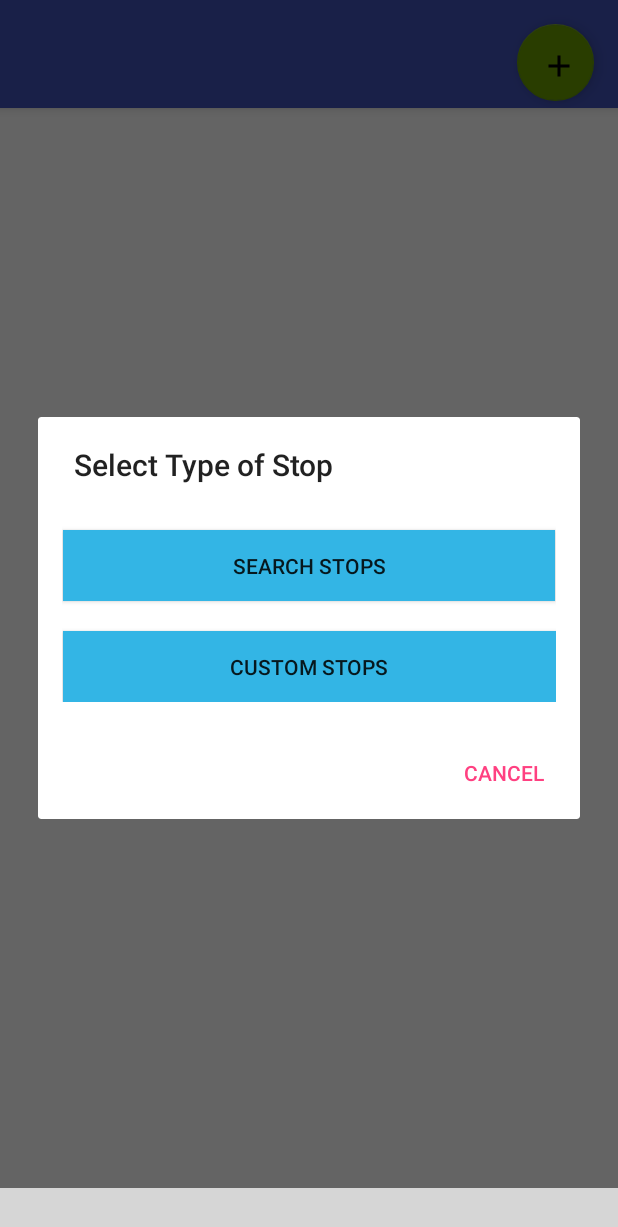
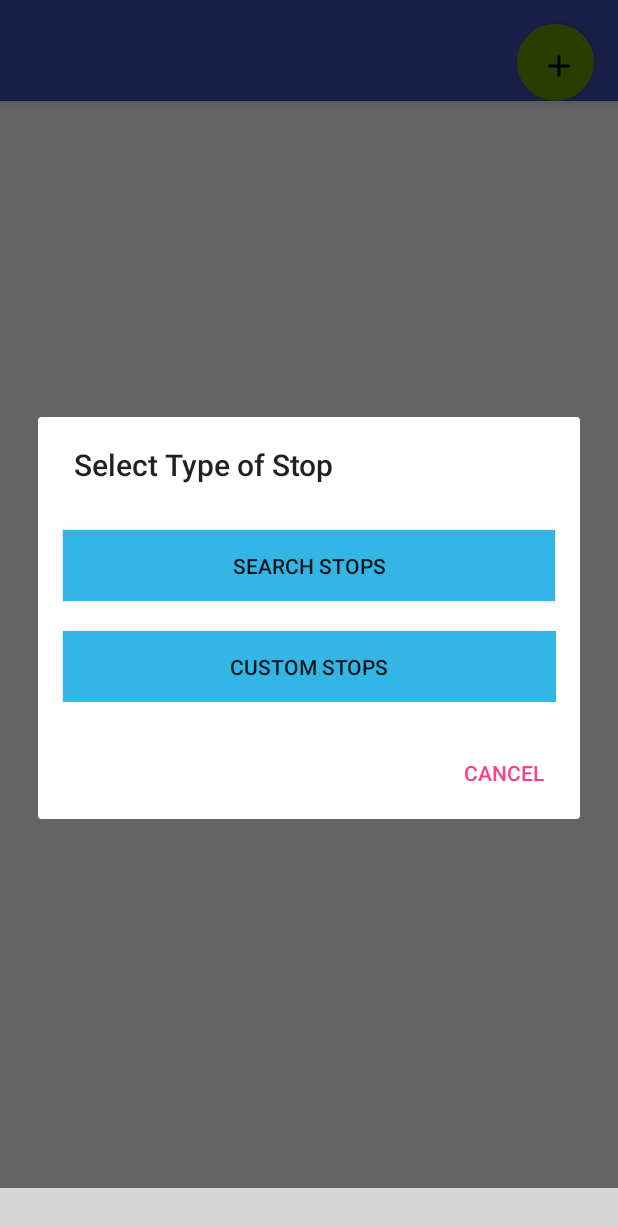
Before and after one commit to Vancu/MACProject-FMT, an Android app: the LoggedInScheduleActivity screen opened directly, with no data from a screen before it, after a tap on an icon or button, on a phone screen of 412 x 824 dp. Shown: the top 1227 px of the screen. Run offline under Robolectric (Android 15) with nearby library versions, the phone set to English and light mode, and no system bars; libraries missing offline, so code that uses them is left out: com.ittianyu.bottomnavigationviewex; plain views replace BottomNavigationViewEx; 6 statements that could not run were skipped; grey boxes are pictures that could not be loaded.

```diff
--- a/app/src/main/java/com/vancu/findmytrackalpha1/LoggedInScheduleActivity.java
+++ b/app/src/main/java/com/vancu/findmytrackalpha1/LoggedInScheduleActivity.java
@@ -18,6 +18,8 @@ public class LoggedInScheduleActivity extends AppCompatActivity {
     protected void onCreate(Bundle savedInstanceState) {
         super.onCreate(savedInstanceState);
         setContentView(R.layout.activity_logged_in_schedule);
+        setupBottomNavBar();
+
         Toolbar toolbar = (Toolbar) findViewById(R.id.toolbar);
         setSupportActionBar(toolbar);
 
@@ -27,27 +29,8 @@ public class LoggedInScheduleActivity extends AppCompatActivity {
             public void onClick(View view) {
                 openDialog();
 
-                /*
-                AlertDialog.Builder mBuilder = new AlertDialog.Builder(LoggedInScheduleActivity.this);
-                View mView = getLayoutInflater().inflate(R.layout.dialog_add_stop, null);
-
-                EditText mSchedule = (EditText) mView.findViewById(tSelectNewStop);
-                Button bSearch = (Button) mView.findViewById(bSearchStop);
-                Button bCustom = (Button) mView.findViewById(bCustomStop);
-                Button bCancelStop = (Button) mView.findViewById(bCancel);
-
-                bSearch.setOnClickListener(new View.OnClickListener(){
-                    @Override
-
-
-                });
-
-                Snackbar.make(view, "Replace with your own action", Snackbar.LENGTH_LONG)
-                        .setAction("Action", null).show();
-                */
             }
         });
-        setupBottomNavBar();
     }
 
     //sets up the bottom navigation view for current activitiy.
--- a/app/src/main/java/com/vancu/findmytrackalpha1/RegisterActivity.java
+++ b/app/src/main/java/com/vancu/findmytrackalpha1/RegisterActivity.java
@@ -15,7 +15,7 @@ public class RegisterActivity extends AppCompatActivity {
 
     public void bRegisterDummy(View view)
     {
-        Intent intent = new Intent (this,SearchStops.class);
+        Intent intent = new Intent (this,LoginActivity.class);
         startActivity(intent);
     }
 }
--- a/app/src/main/java/com/vancu/findmytrackalpha1/SearchStopsDialog.java
+++ b/app/src/main/java/com/vancu/findmytrackalpha1/SearchStopsDialog.java
@@ -25,9 +25,9 @@ public class SearchStopsDialog extends AppCompatDialogFragment {
                 .setNegativeButton("cancel", new DialogInterface.OnClickListener() {
                     @Override
                     public void onClick(DialogInterface dialog, int which) {
-
                     }
                 });
+
 
         return builder.create();
     }
--- a/app/src/main/res/layout/activity_logged_in_schedule.xml
+++ b/app/src/main/res/layout/activity_logged_in_schedule.xml
@@ -18,7 +18,7 @@
 
     <android.support.design.widget.AppBarLayout
         android:layout_width="match_parent"
-        android:layout_height="72dp"
+        android:layout_height="67dp"
         android:theme="@style/AppTheme.AppBarOverlay">
 
         <android.support.design.widget.FloatingActionButton
--- a/app/src/main/res/layout/dialog_add_stop.xml
+++ b/app/src/main/res/layout/dialog_add_stop.xml
@@ -5,7 +5,8 @@
     xmlns:tools="http://schemas.android.com/tools"
     android:layout_width="match_parent"
     android:layout_height="match_parent"
-    android:padding="16dp">
+    android:padding="16dp"
+    tools:context=".SearchStops">
 
     <Button
         android:id="@+id/bSearchStop"
```
Also changed, not shown: app/src/main/java/com/vancu/findmytrackalpha1/LoggedInMainMenuActivity.java (+15 -0 lines), app/src/main/res/drawable/ic_power_settings_new_black_24dp.xml (added, +9 -0 lines), app/src/main/res/layout/activity_logged_in_main_menu.xml (+15 -0 lines), 2 other files.
